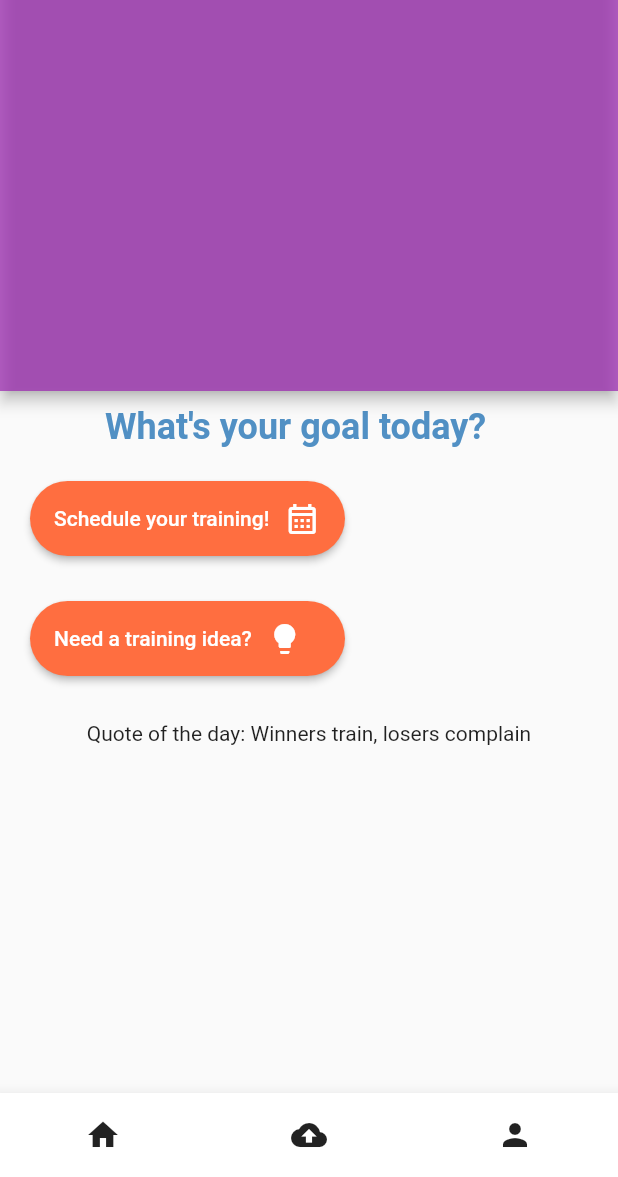
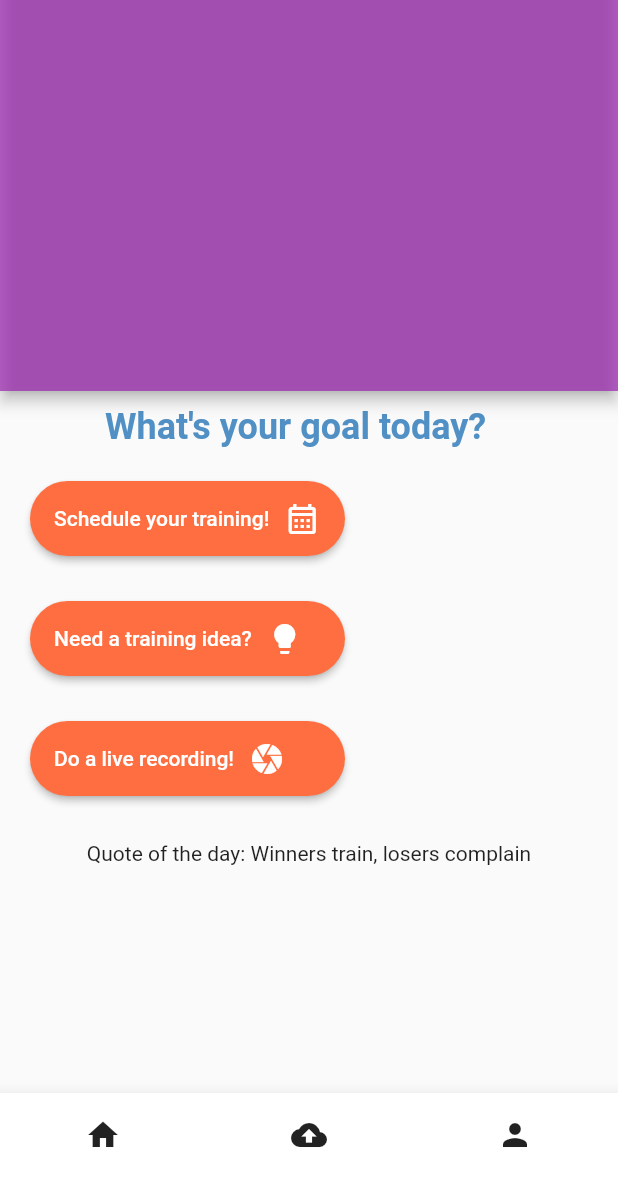
Before and after one commit to timothysashimi/BetaAlpha, a Flutter app: the screen it shows once a user with an empty profile is signed in, on a phone screen of 412 x 824 dp, the part 59-1236 px from its top. Run offline on Flutter 3.47's test engine with Material 2 defaults, Android fonts, the light colour scheme and no system bars; our stand-ins replace camera, chewie, cloud_firestore, firebase_auth, firebase_core, firebase_messaging and 8 more; missing offline and left inert: cloudinary_flutter, cloudinary_url_gen, google_mlkit_commons, google_mlkit_pose_detection, video_thumbnail; accounts and stored records are empty.

Commit message:
Duplicate code for safety

```diff
--- a/Flutter/lib/pages/home_page.dart
+++ b/Flutter/lib/pages/home_page.dart
@@ -7,6 +7,9 @@ import 'package:orbital_app/pages/profile/profile_page.dart';
 import 'package:orbital_app/pages/calendar.dart';
 import 'package:orbital_app/pages/home_page_widgets/line_chart_widget.dart';
 import 'package:orbital_app/pages/training_prog/training_screen.dart';
+import 'package:orbital_app/pages/google_mlkit/pose_dectector.dart';
+import 'package:path_provider/path_provider.dart';
+
 
 class HomePage extends StatelessWidget {
   HomePage({super.key});
@@ -118,6 +121,36 @@ class HomePage extends StatelessWidget {
             ],
           ),
           const SizedBox(height: 30),
+          Row(
+            children: [
+              const SizedBox(width: 20),
+              SizedBox(
+                height: 50,
+                width: 210,
+                child: ElevatedButton(
+
+                  style: ElevatedButton.styleFrom(
+                    shape:RoundedRectangleBorder(
+                        borderRadius: BorderRadius.circular(30.0),
+                      ),
+                    backgroundColor: Colors.deepOrangeAccent
+                  ),
+                  child: Row(
+                    children: [
+                      const Text("Do a live recording!"),
+                      SizedBox(width:10),
+                      Icon(Icons.camera)
+                    ],
+                  ),
+                  onPressed: () {
+                    Navigator.push(
+                        context, MaterialPageRoute(builder: (_) => PoseDetectorView()));
+                  },
+                ),
+              ),
+            ],
+          ),
+          const SizedBox(height: 30),
           const Text(
 
             "Quote of the day: Winners train, losers complain",
--- a/Flutter/lib/pages/upload_video/gallery.dart
+++ b/Flutter/lib/pages/upload_video/gallery.dart
@@ -185,6 +185,7 @@ class _GalleryPageState extends State<GalleryPage> {
           );
         },
       ),
+
     );
   }
 }
```
Also changed, not shown: Flutter/pubspec.lock, 3 other files.
